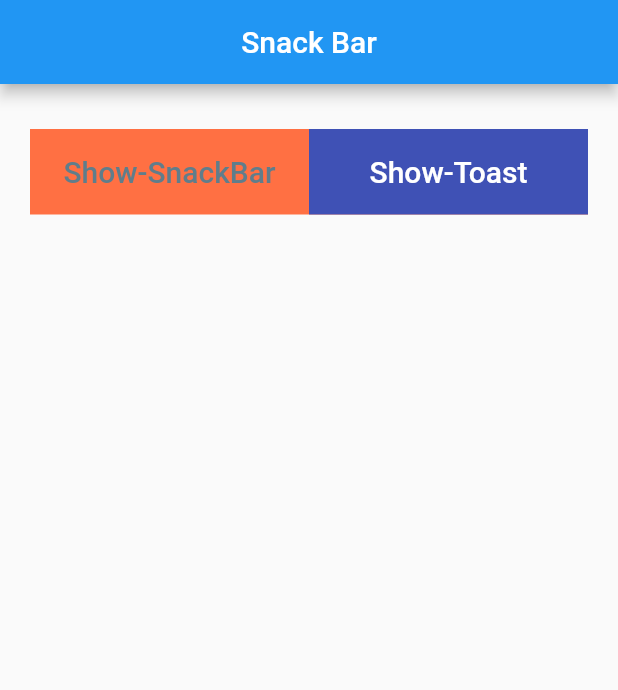
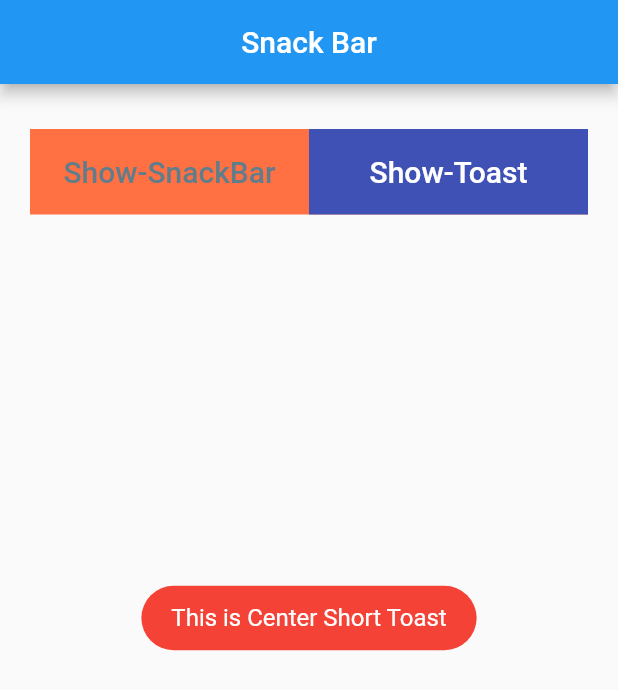
Before and after one commit to Tareq23/flutter-practice-code, a Flutter app: the screen it shows after launch, after a tap on "Show-Toast", on a phone screen of 412 x 824 dp. Shown: the top 690 px of the screen. Run offline on Flutter 3.47's test engine with Material 2 defaults, Android fonts, the phone set to English and light mode, and no system bars; our stand-ins replace fluttertoast.

Commit message:
add flutter toast dependency and show a toast message

```diff
--- a/lib/snack_bar.dart
+++ b/lib/snack_bar.dart
@@ -1,4 +1,5 @@
 import 'package:flutter/material.dart';
+import 'package:fluttertoast/fluttertoast.dart';
 
 class SnackBarWidget extends StatelessWidget {
   const SnackBarWidget({Key? key}) : super(key: key);
@@ -59,7 +60,15 @@ class _HomePageState extends State<HomePage> {
                           const SnackBar(
                             content: Text('Hey, I am snack bar'),
                           )
-                      ) : null;
+                      ) : Fluttertoast.showToast(
+                          msg: "This is Center Short Toast",
+                          toastLength: Toast.LENGTH_SHORT,
+                          gravity: ToastGravity.CENTER,
+                          timeInSecForIosWeb: 1,
+                          backgroundColor: Colors.red,
+                          textColor: Colors.white,
+                          fontSize: 16.0
+                      );
                     },
                     child: Container(
                       height: double.infinity,
--- a/pubspec.yaml
+++ b/pubspec.yaml
@@ -34,6 +34,7 @@ dependencies:
   # The following adds the Cupertino Icons font to your application.
   # Use with the CupertinoIcons class for iOS style icons.
   cupertino_icons: ^1.0.2
+  fluttertoast: ^8.0.8
 
 dev_dependencies:
   flutter_test:
```
Also changed, not shown: pubspec.lock.
